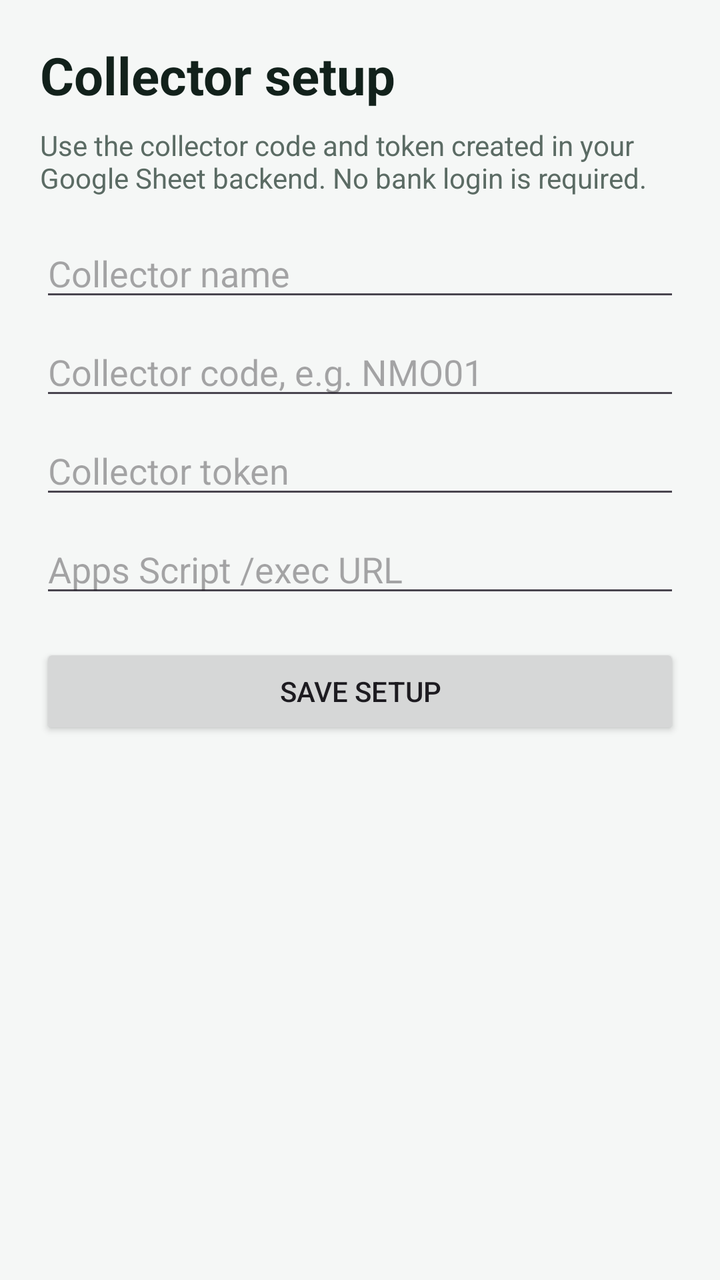
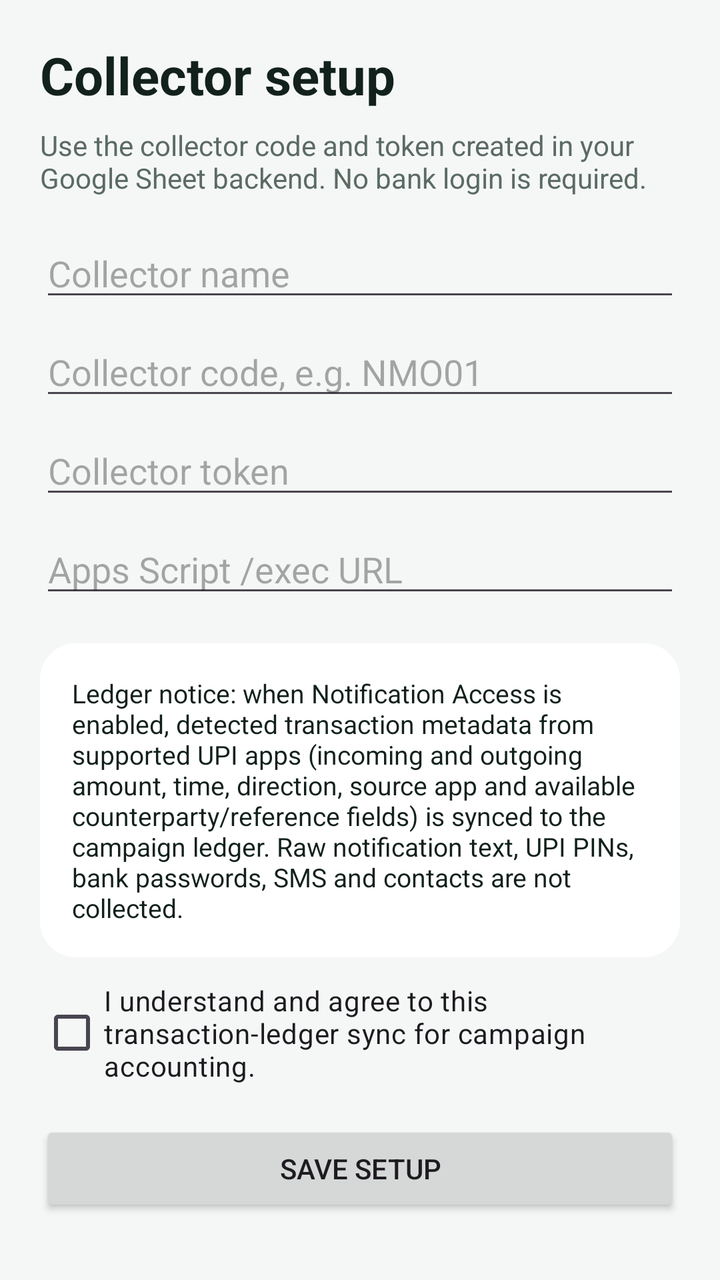

Two renders of the same Android screen: before a commit and after it. Below are the layout's source before the change and the commit's diff.
<!-- AndroidManifest.xml: application theme Theme.NMOSeva -->
<!-- res/layout/activity_setup.xml -->
<?xml version="1.0" encoding="utf-8"?>
<ScrollView xmlns:android="http://schemas.android.com/apk/res/android"
    android:layout_width="match_parent"
    android:layout_height="match_parent"
    android:background="@color/background">
    <LinearLayout
        android:layout_width="match_parent"
        android:layout_height="wrap_content"
        android:orientation="vertical"
        android:padding="20dp">
        <TextView
            android:layout_width="wrap_content"
            android:layout_height="wrap_content"
            android:text="Collector setup"
            android:textColor="@color/text_primary"
            android:textSize="26sp"
            android:textStyle="bold" />
        <TextView
            android:layout_width="match_parent"
            android:layout_height="wrap_content"
            android:layout_marginTop="8dp"
            android:text="Use the collector code and token created in your Google Sheet backend. No bank login is required."
            android:textColor="@color/text_secondary" />
        <EditText android:id="@+id/nameInput" android:layout_width="match_parent" android:layout_height="wrap_content" android:layout_marginTop="16dp" android:hint="Collector name" android:inputType="textPersonName" />
        <EditText android:id="@+id/codeInput" android:layout_width="match_parent" android:layout_height="wrap_content" android:layout_marginTop="8dp" android:hint="Collector code, e.g. NMO01" android:inputType="textCapCharacters" />
        <EditText android:id="@+id/tokenInput" android:layout_width="match_parent" android:layout_height="wrap_content" android:layout_marginTop="8dp" android:hint="Collector token" android:inputType="textPassword" />
        <EditText android:id="@+id/backendInput" android:layout_width="match_parent" android:layout_height="wrap_content" android:layout_marginTop="8dp" android:hint="Apps Script /exec URL" android:inputType="textUri" />
        <Button android:id="@+id/saveButton" android:layout_width="match_parent" android:layout_height="wrap_content" android:layout_marginTop="18dp" android:text="Save setup" />
    </LinearLayout>
</ScrollView>
<!-- resources referenced by this layout -->
<resources>
  <color name="background">#F5F7F6</color>
  <color name="text_primary">#12211B</color>
  <color name="text_secondary">#5B6B64</color>
  <style name="Theme.NMOSeva" parent="Theme.Material3.DayNight.NoActionBar">
          <item name="colorPrimary">@color/primary</item>
          <item name="colorSecondary">@color/accent</item>
          <item name="android:colorAccent">@color/accent</item>
          <item name="android:navigationBarColor">@color/surface</item>
          <item name="android:windowLightStatusBar">true</item>
          <item name="android:statusBarColor">@color/surface</item>
      </style>
  <color name="primary">#0B6B4F</color>
  <color name="accent">#F59E0B</color>
  <color name="surface">#FFFFFF</color>
</resources>

<!-- the commit's change to res/layout/activity_setup.xml (unified diff, before → after) -->
@@ -25,6 +25,23 @@
         <EditText android:id="@+id/codeInput" android:layout_width="match_parent" android:layout_height="wrap_content" android:layout_marginTop="8dp" android:hint="Collector code, e.g. NMO01" android:inputType="textCapCharacters" />
         <EditText android:id="@+id/tokenInput" android:layout_width="match_parent" android:layout_height="wrap_content" android:layout_marginTop="8dp" android:hint="Collector token" android:inputType="textPassword" />
         <EditText android:id="@+id/backendInput" android:layout_width="match_parent" android:layout_height="wrap_content" android:layout_marginTop="8dp" android:hint="Apps Script /exec URL" android:inputType="textUri" />
+
+        <TextView
+            android:layout_width="match_parent"
+            android:layout_height="wrap_content"
+            android:layout_marginTop="18dp"
+            android:background="@drawable/card_bg"
+            android:text="Ledger notice: when Notification Access is enabled, detected transaction metadata from supported UPI apps (incoming and outgoing amount, time, direction, source app and available counterparty/reference fields) is synced to the campaign ledger. Raw notification text, UPI PINs, bank passwords, SMS and contacts are not collected."
+            android:textColor="@color/text_primary"
+            android:textSize="13sp" />
+
+        <CheckBox
+            android:id="@+id/ledgerConsentCheck"
+            android:layout_width="match_parent"
+            android:layout_height="wrap_content"
+            android:layout_marginTop="12dp"
+            android:text="I understand and agree to this transaction-ledger sync for campaign accounting." />
+
         <Button android:id="@+id/saveButton" android:layout_width="match_parent" android:layout_height="wrap_content" android:layout_marginTop="18dp" android:text="Save setup" />
     </LinearLayout>
 </ScrollView>
<!-- resource entries referenced after the edit -->
@@ -3,6 +3,12 @@
   <color name="background">#F5F7F6</color>
   <color name="text_primary">#12211B</color>
   <color name="text_secondary">#5B6B64</color>
+  <!-- drawable card_bg (drawable) -->
+  <shape xmlns:android="http://schemas.android.com/apk/res/android" android:shape="rectangle">
+      <solid android:color="#FFFFFF" />
+      <corners android:radius="18dp" />
+      <padding android:left="16dp" android:top="16dp" android:right="16dp" android:bottom="16dp" />
+  </shape>
   <style name="Theme.NMOSeva" parent="Theme.Material3.DayNight.NoActionBar">
           <item name="colorPrimary">@color/primary</item>
           <item name="colorSecondary">@color/accent</item>
